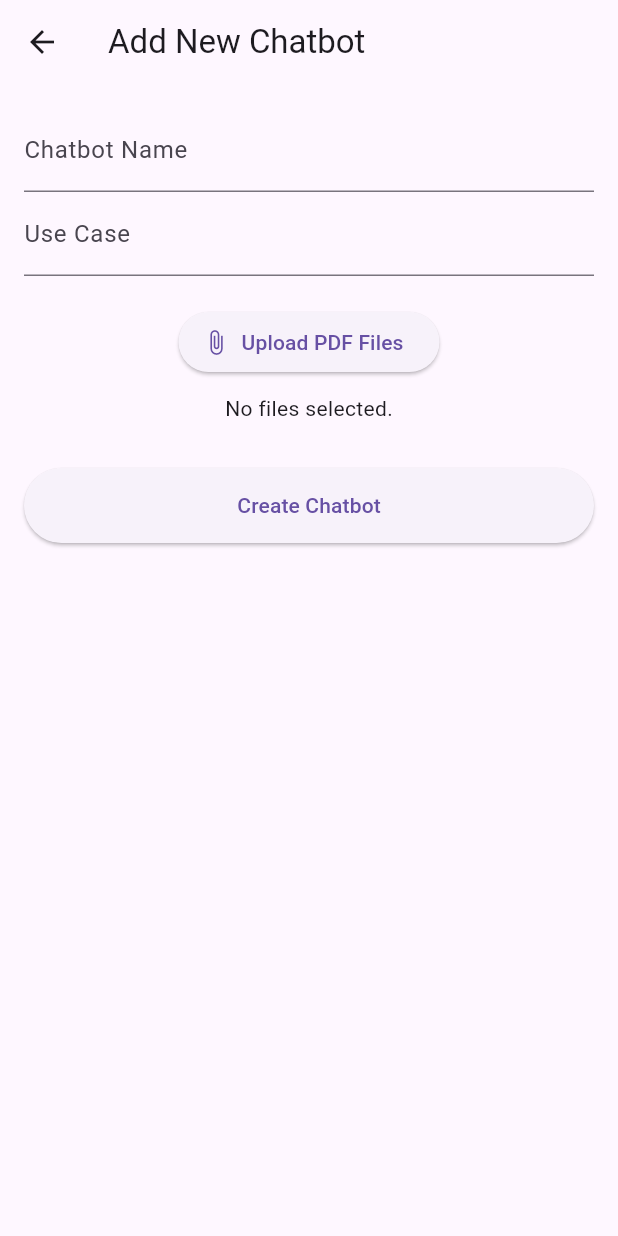
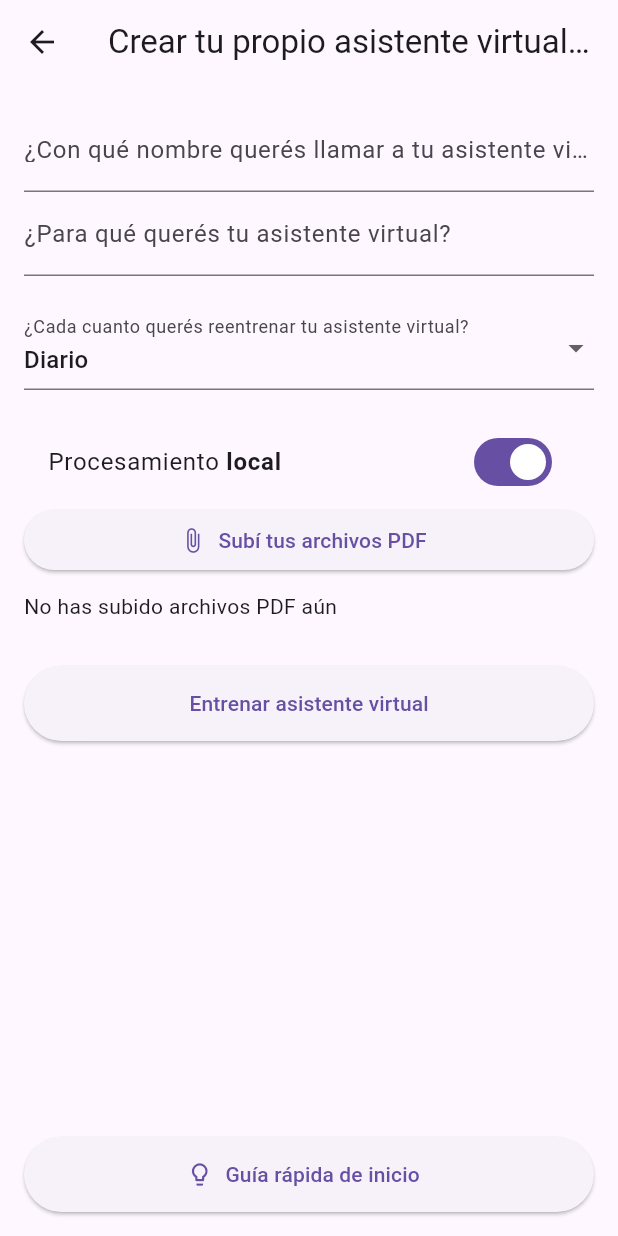
Before and after one commit to jrobador/softIA, a Flutter app: the AddChatbotScreen screen opened directly, on a phone screen of 412 x 824 dp. Run offline on Flutter 3.47's test engine with Material 3 defaults, Android fonts, the light colour scheme and no system bars; our stand-ins replace file_picker; statements that could not run were skipped.

Commit message:
Update add_chatbot_screen.dart

```diff
--- a/app/lib/screens/add_chatbot_screen.dart
+++ b/app/lib/screens/add_chatbot_screen.dart
@@ -1,5 +1,3 @@
-// lib/screens/add_chatbot_screen.dart
-
 import 'dart:io';
 import 'package:flutter/material.dart';
 import 'package:provider/provider.dart';
@@ -8,6 +6,7 @@ import 'package:uuid/uuid.dart';
 import '../providers/chatbot_provider.dart';
 import '../models/chatbot.dart';
 import '../services/api_service.dart';
+import './quick_start_guide.dart';
 
 class AddChatbotScreen extends StatefulWidget {
   @override
@@ -18,8 +17,10 @@ class _AddChatbotScreenState extends State<AddChatbotScreen> {
   final _formKey = GlobalKey<FormState>();
   String _name = '';
   String _useCase = '';
+  String _retrainingFrequency = 'Diario';
   List<File> _selectedFiles = [];
   bool _isLoading = false;
+  bool _isLocal = true;
 
   final ApiService apiService = ApiService(baseUrl: 'http://127.0.0.1:8000');
 
@@ -44,16 +45,16 @@ class _AddChatbotScreenState extends State<AddChatbotScreen> {
       bool proceed = await showDialog(
         context: context,
         builder: (context) => AlertDialog(
-          title: Text('No Files Selected'),
-          content: Text('Are you sure you want to create a chatbot without uploading files?'),
+          title: Text('Todavía no has subido archivos'),
+          content: Text('Estas seguro que querés continuar sin subir archivos?'),
           actions: [
             TextButton(
               onPressed: () => Navigator.pop(context, false),
-              child: Text('Cancel'),
+              child: Text('Cancelar'),
             ),
             TextButton(
               onPressed: () => Navigator.pop(context, true),
-              child: Text('Proceed'),
+              child: Text('Proceder sin archivos'),
             ),
           ],
         ),
@@ -64,7 +65,7 @@ class _AddChatbotScreenState extends State<AddChatbotScreen> {
     for (var file in _selectedFiles) {
       if (!(await file.exists())) {
         ScaffoldMessenger.of(context).showSnackBar(
-            SnackBar(content: Text('File does not exist: ${file.path}')),
+          SnackBar(content: Text('El archivo no existe: ${file.path}')),
         );
         return;
       }
@@ -77,30 +78,27 @@ class _AddChatbotScreenState extends State<AddChatbotScreen> {
     });
 
     try {
+      ScaffoldMessenger.of(context).showSnackBar(
+        SnackBar(content: Text('Subiendo archivos y procesando...')),
+      );
 
-      ScaffoldMessenger.of(context).showSnackBar(
-        SnackBar(content: Text('Uploading files and processing...')),
-      );
-      // Upload PDFs and generate dataset
       await apiService.uploadPdfs(
         useCase: _useCase,
         pdfFiles: _selectedFiles,
       );
 
-      // Create Chatbot instance
       Chatbot newChatbot = Chatbot(
         id: Uuid().v4(),
         name: _name,
         useCase: _useCase,
         filePaths: _selectedFiles.map((file) => file.path).toList(),
-        isLocal: true,
+        isLocal: _isLocal,
       );
 
-      // Add to provider
       Provider.of<ChatbotProvider>(context, listen: false).addChatbot(newChatbot);
 
       ScaffoldMessenger.of(context).showSnackBar(
-        SnackBar(content: Text('Chatbot "${_name}" created successfully')),
+        SnackBar(content: Text('Asistente virtual "${_name}" creado exitosamente')),
       );
 
       Navigator.pop(context);
@@ -117,7 +115,7 @@ class _AddChatbotScreenState extends State<AddChatbotScreen> {
 
   Widget _buildFileList() {
     if (_selectedFiles.isEmpty) {
-      return Text('No files selected.');
+      return Text('No has subido archivos PDF aún');
     }
     return Column(
       children: _selectedFiles
@@ -133,49 +131,86 @@ class _AddChatbotScreenState extends State<AddChatbotScreen> {
   Widget build(BuildContext context) {
     return Scaffold(
       appBar: AppBar(
-          title: Text('Add New Chatbot'),
+        title: Text('Crear tu propio asistente virtual personalizado'),
       ),
       body: _isLoading
           ? Center(child: CircularProgressIndicator())
           : Padding(
               padding: EdgeInsets.all(16.0),
+              child: Column(
+                children: [
+                  Expanded(
+                    child: SingleChildScrollView(
                       child: Form(
                         key: _formKey,
-                  child: SingleChildScrollView(
                         child: Column(
+                          crossAxisAlignment: CrossAxisAlignment.stretch,
                           children: [
                             TextFormField(
-                          decoration: InputDecoration(labelText: 'Chatbot Name'),
+                              decoration: InputDecoration(labelText: '¿Con qué nombre querés llamar a tu asistente virtual?'),
                               validator: (value) {
                                 if (value == null || value.isEmpty) {
-                              return 'Please enter a name';
+                                  return 'Por favor ingresa un nombre para tu asistente virtual';
                                 }
                                 return null;
                               },
                               onSaved: (value) => _name = value!,
                             ),
                             TextFormField(
-                          decoration: InputDecoration(labelText: 'Use Case'),
+                              decoration: InputDecoration(labelText: '¿Para qué querés tu asistente virtual?'),
                               validator: (value) {
                                 if (value == null || value.isEmpty) {
-                              return 'Please enter a use case';
+                                  return 'Por favor, ingresá para qué querés tu asistente virtual';
                                 }
                                 return null;
                               },
                               onSaved: (value) => _useCase = value!,
                             ),
                             SizedBox(height: 20),
+                            DropdownButtonFormField<String>(
+                              value: _retrainingFrequency,
+                              decoration: InputDecoration(labelText: '¿Cada cuanto querés reentrenar tu asistente virtual?'),
+                              items: ['Diario', 'Semanal', 'Personalizado', 'No reentrenar']
+                                  .map((option) => DropdownMenuItem(
+                                        value: option,
+                                        child: Text(option),
+                                      ))
+                                  .toList(),
+                              onChanged: (value) {
+                                setState(() {
+                                  _retrainingFrequency = value!;
+                                });
+                              },
+                            ),
+                            SizedBox(height: 20),
+                            SwitchListTile(
+                              title: Row(
+                                children: [
+                                  Text('Procesamiento '),
+                                  Text(
+                                    _isLocal ? 'local' : 'en la nube',
+                                    style: TextStyle(fontWeight: FontWeight.bold),
+                                  ),
+                                ],
+                              ),
+                              value: _isLocal,
+                              onChanged: (value) {
+                                setState(() {
+                                  _isLocal = value;
+                                });
+                              },
+                            ),
                             ElevatedButton.icon(
                               onPressed: _pickFiles,
                               icon: Icon(Icons.attach_file),
-                          label: Text('Upload PDF Files'),
+                              label: Text('Subí tus archivos PDF'),
                             ),
                             SizedBox(height: 10),
                             _buildFileList(),
                             SizedBox(height: 30),
                             ElevatedButton(
                               onPressed: _submit,
-                          child: Text('Create Chatbot'),
+                              child: Text('Entrenar asistente virtual'),
                               style: ElevatedButton.styleFrom(
                                 minimumSize: Size(double.infinity, 50),
                               ),
@@ -184,6 +219,28 @@ class _AddChatbotScreenState extends State<AddChatbotScreen> {
                         ),
                       ),
                     ),
-              ));
+                  ),
+                  Padding(
+                    padding: EdgeInsets.only(top: 16.0),
+                    child: ElevatedButton.icon(
+                      onPressed: () {
+                        showDialog(
+                          context: context,
+                          builder: (context) => QuickStartGuide(
+                            onClose: () => Navigator.of(context).pop(),
+                          ),
+                        );
+                      },
+                      icon: Icon(Icons.lightbulb_outline),
+                      label: Text('Guía rápida de inicio'),
+                      style: ElevatedButton.styleFrom(
+                        minimumSize: Size(double.infinity, 50),
+                      ),
+                    ),
+                  ),
+                ],
+              ),
+            ),
+    );
   }
 }
```
Lines whose indentation alone changed are shown as unchanged.
